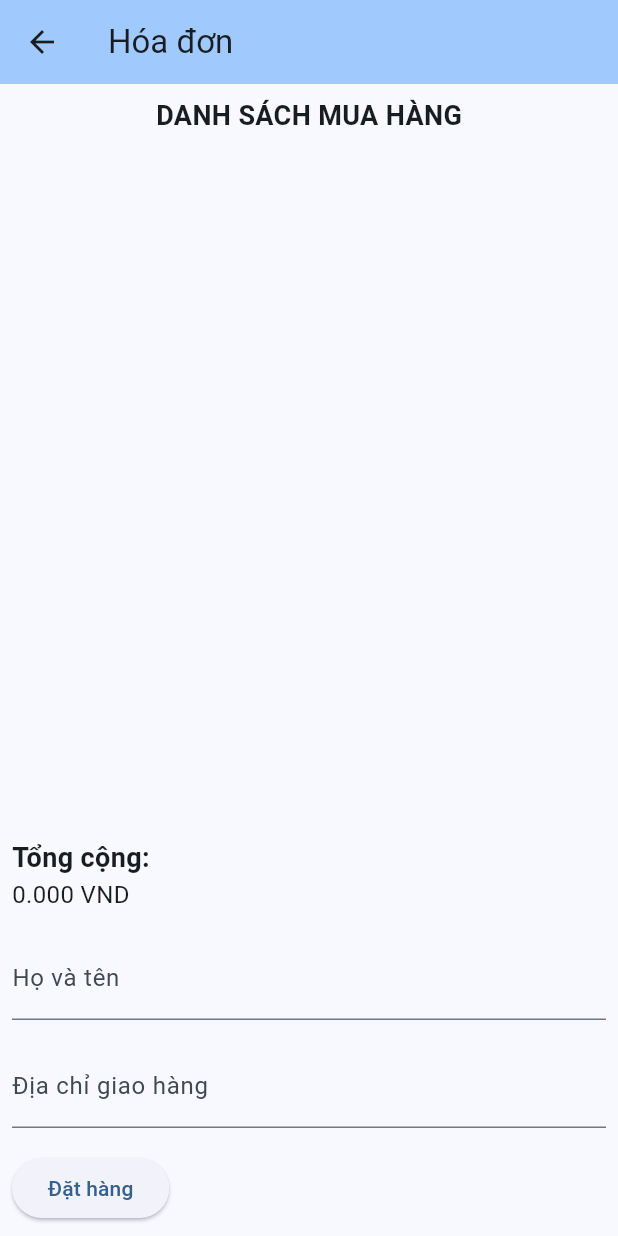
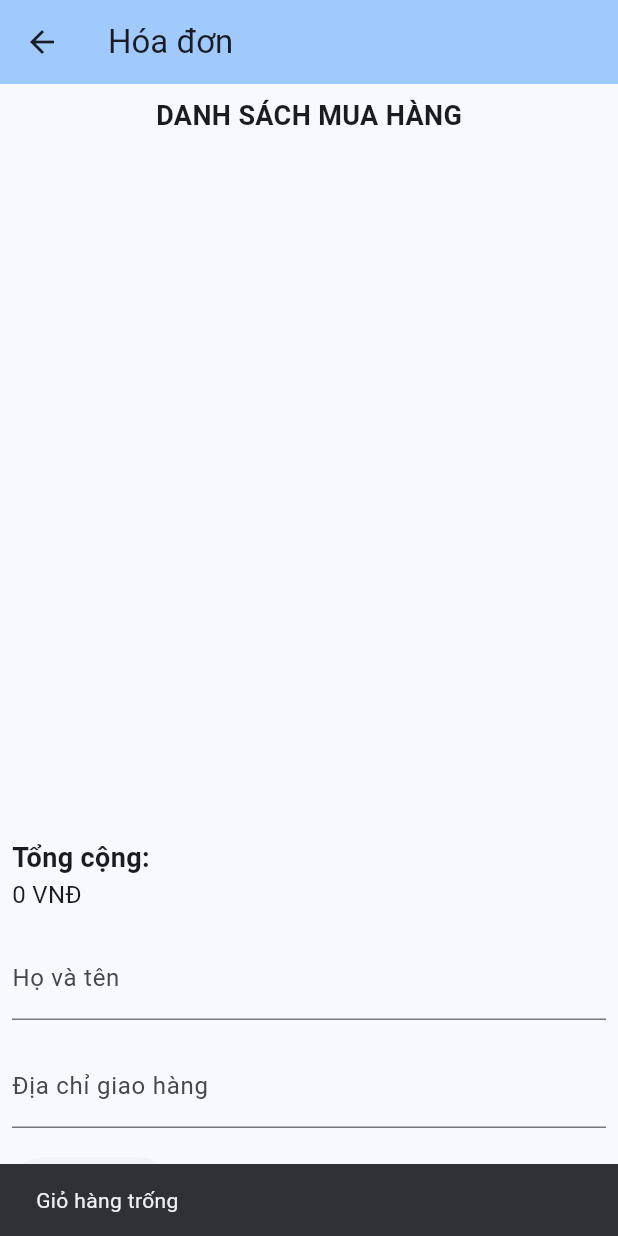
Before and after one commit to litletree/Shoes-Shop, a Flutter app: the PageDatHang screen opened directly, after a tap on "Đặt hàng", on a phone screen of 412 x 824 dp. Run offline on Flutter 3.47's test engine with Material 3 defaults, Android fonts, the phone set to English and light mode, and no system bars; our stand-ins replace cloud_firestore, firebase_core, firebase_storage, flutter_rating_stars, flutter_slidable, get and 1 more; accounts and stored records are empty.

Commit message:
Them Snackbar cho page_dathang.dart

```diff
--- a/lib/nht_shop/pages/page_capnhat_sp_admin.dart
+++ b/lib/nht_shop/pages/page_capnhat_sp_admin.dart
@@ -25,6 +25,7 @@ class _PageCapNhatSanPham_AdminState extends State<PageCapNhatSanPham_Admin> {
   TextEditingController txtGia = TextEditingController();
   TextEditingController txtMoTa = TextEditingController();
   TextEditingController txtSoLuong = TextEditingController();
+
 
   @override
   Widget build(BuildContext context) {
--- a/lib/nht_shop/pages/page_dathang.dart
+++ b/lib/nht_shop/pages/page_dathang.dart
@@ -33,7 +33,7 @@ class PageDatHang extends StatelessWidget {
                 return ListTile(
                   title: Text(shoe.ten),
                   subtitle: Text('Số lượng: ${item.sl}'),
-                  trailing: Text('${shoe.gia * item.sl}.000 VND'), // Tính tổng giá của sản phẩm
+                  trailing: Text('${shoe.gia * item.sl}VNĐ'), // Tính tổng giá của sản phẩm
                 );
               },
             ),
@@ -49,7 +49,7 @@ class PageDatHang extends StatelessWidget {
                     final shoe = controller.dssp.firstWhere((shoe) => shoe.id == item.idSp);
                     return sum + (shoe.gia * item.sl);
                   });
-                  return Text("$tongHoaDon.000 VND", style: TextStyle(fontSize: 16),);
+                  return Text("$tongHoaDon VNĐ", style: TextStyle(fontSize: 16),);
                 }),
               ],
             ),
@@ -74,7 +74,7 @@ class PageDatHang extends StatelessWidget {
             padding: const EdgeInsets.all(8.0),
             child: ElevatedButton(
               onPressed: () {
-                xoaSPkhoiGH();
+                xoaSPkhoiGH(context);  // Truyền context vào phương thức
               },
               child: Text("Đặt hàng"),
             ),
@@ -84,10 +84,26 @@ class PageDatHang extends StatelessWidget {
     );
   }
 
-  // Ấn đặt hàng thì sản phẩm trong giỏ hàng bị xóa
-  void xoaSPkhoiGH() async {
-    for (var item in List.from(controller.gioHang)) {
-      controller.xoaKhoiGH(item.idSp);
+  // Ấn đặt hàng thì sản phẩm trong giỏ hàng bị xóa và hiện SnackBar
+  void xoaSPkhoiGH(BuildContext context) async {
+    if (controller.slMH_GioHang == 0) {
+      showMySnackBar(context, "Giỏ hàng trống", 3);
+    } else {
+      for (var item in List.from(controller.gioHang)) {
+        controller.xoaKhoiGH(item.idSp);
+      }
+      showMySnackBar(context, "Đặt hàng thành công!", 3);
     }
   }
+
+  // Hàm hiển thị SnackBar
+  void showMySnackBar(BuildContext context, String thongBao, int giay) {
+    ScaffoldMessenger.of(context).clearSnackBars();
+    ScaffoldMessenger.of(context).showSnackBar(
+      SnackBar(
+        content: Text(thongBao),
+        duration: Duration(seconds: giay),
+      ),
+    );
+  }
 }
--- a/lib/nht_shop/pages/page_trangchu.dart
+++ b/lib/nht_shop/pages/page_trangchu.dart
@@ -51,7 +51,7 @@ class PageShoesStore extends StatelessWidget {
                     bottom: 0,
                     child: Container(
                       height: 2,
-                      width: 80, // Adjust width as needed
+                      width: 69, // Adjust width as needed
                       color: Colors.red,
                     ),
                   ),
```
